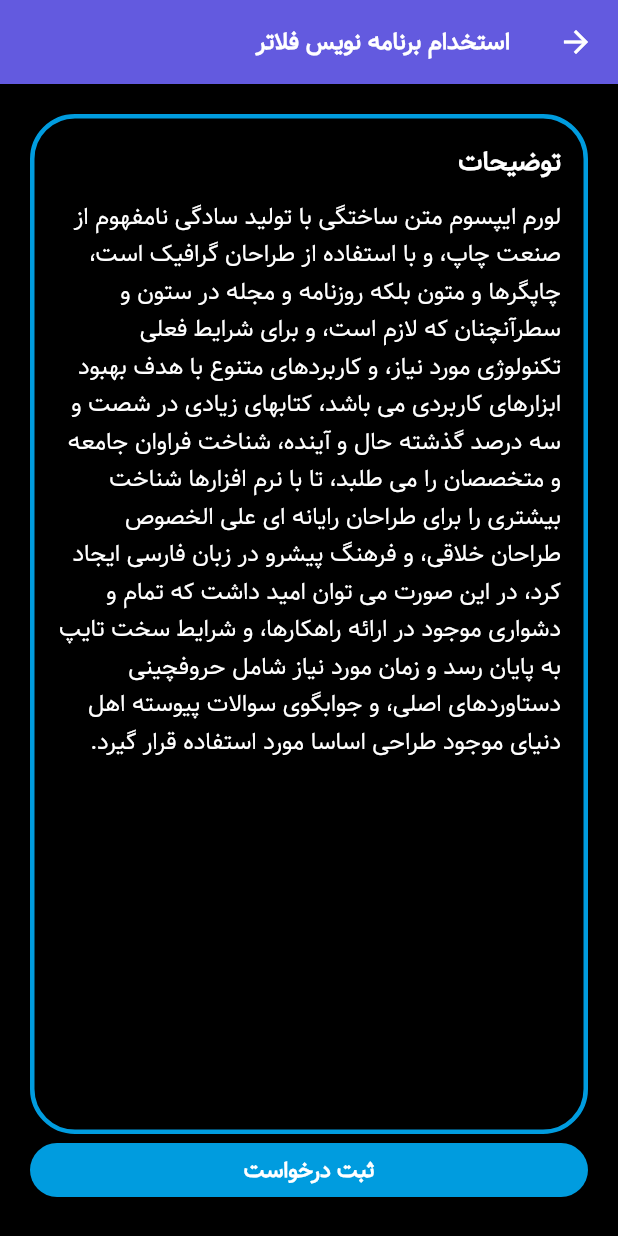
After one commit to alikazemidev/hitCourse, a Flutter app: the DetailsPage screen opened directly, on a phone screen of 412 x 824 dp. The commit adds this screen. Run offline on Flutter 3.47's test engine with Material 2 defaults, Android fonts, the phone set to English and light mode, and no system bars.

Commit message:
create detail page ui

```diff
--- /dev/null
+++ b/lib/ads_app/screens/details_page.dart
@@ -0,0 +1,82 @@
+import 'package:flutter/cupertino.dart';
+import 'package:flutter/material.dart';
+
+class DetailsPage extends StatelessWidget {
+  const DetailsPage({super.key});
+
+  @override
+  Widget build(BuildContext context) {
+    return Scaffold(
+      backgroundColor: Colors.black,
+      appBar: AppBar(
+        backgroundColor: Color(0xff635adf),
+        title: Text(
+          'استخدام برنامه نویس فلاتر',
+          style: TextStyle(
+            fontSize: 16,
+            fontWeight: FontWeight.bold,
+          ),
+        ),
+      ),
+      body: SafeArea(
+        child: Padding(
+          padding: const EdgeInsets.all(20.0),
+          child: Column(
+            children: [
+              Expanded(
+                child: Container(
+                  padding: EdgeInsets.all(15),
+                  width: double.infinity,
+                  decoration: BoxDecoration(
+                    borderRadius: BorderRadius.circular(30),
+                    border: Border.all(
+                      color: Color(0xff009cdf),
+                      width: 3,
+                    ),
+                  ),
+                  child: SingleChildScrollView(
+                    child: Column(
+                      crossAxisAlignment: CrossAxisAlignment.start,
+                      children: [
+                        Text(
+                          'توضیحات',
+                          style: TextStyle(
+                            color: Colors.white,
+                            fontSize: 18,
+                            fontWeight: FontWeight.bold,
+                          ),
+                        ),
+                        SizedBox(height: 10),
+                        Text(
+                          'لورم ایپسوم متن ساختگی با تولید سادگی نامفهوم از صنعت چاپ، و با استفاده از طراحان گرافیک است، چاپگرها و متون بلکه روزنامه و مجله در ستون و سطرآنچنان که لازم است، و برای شرایط فعلی تکنولوژی مورد نیاز، و کاربردهای متنوع با هدف بهبود ابزارهای کاربردی می باشد، کتابهای زیادی در شصت و سه درصد گذشته حال و آینده، شناخت فراوان جامعه و متخصصان را می طلبد، تا با نرم افزارها شناخت بیشتری را برای طراحان رایانه ای علی الخصوص طراحان خلاقی، و فرهنگ پیشرو در زبان فارسی ایجاد کرد، در این صورت می توان امید داشت که تمام و دشواری موجود در ارائه راهکارها، و شرایط سخت تایپ به پایان رسد و زمان مورد نیاز شامل حروفچینی دستاوردهای اصلی، و جوابگوی سوالات پیوسته اهل دنیای موجود طراحی اساسا مورد استفاده قرار گیرد.',
+                          style: TextStyle(
+                            color: Colors.white,
+                            fontSize: 16,
+                          ),
+                        ),
+                      ],
+                    ),
+                  ),
+                ),
+              ),
+              MaterialButton(
+                minWidth: double.infinity,
+                shape: RoundedRectangleBorder(
+                  borderRadius: BorderRadius.circular(20),
+                ),
+                color: Color(0xff009cdf),
+                onPressed: () {},
+                child: Text(
+                  'ثبت درخواست',
+                  style: TextStyle(
+                    color: Colors.white,
+                  ),
+                ),
+              )
+            ],
+          ),
+        ),
+      ),
+    );
+  }
+}
--- a/lib/ads_app/screens/main_page.dart
+++ b/lib/ads_app/screens/main_page.dart
@@ -1,3 +1,4 @@
+import 'package:counter_hit/ads_app/screens/details_page.dart';
 import 'package:flutter/cupertino.dart';
 import 'package:flutter/material.dart';
 import '../models/ads.dart';
@@ -156,9 +157,7 @@ class MainPageAdsApp extends StatelessWidget {
                                     borderRadius: BorderRadius.circular(20),
                                   ),
                                   child: Text(
-                                    adHelper.inPerson
-                                        ? 'حضوری'
-                                        : 'غیر حضوری',
+                                    adHelper.inPerson ? 'حضوری' : 'غیر حضوری',
                                     style: TextStyle(
                                       color: Colors.white,
                                       fontSize: 16,
@@ -251,7 +250,16 @@ class MainPageAdsApp extends StatelessWidget {
                         ),
                       ),
                       // moshahede
-                      Align(
+                      GestureDetector(
+                        onTap: () {
+                          Navigator.push(
+                            context,
+                            MaterialPageRoute(
+                              builder: (context) => DetailsPage(),
+                            ),
+                          );
+                        },
+                        child: Align(
                           alignment: Alignment.bottomLeft,
                           child: Container(
                             height: 30,
@@ -275,6 +283,7 @@ class MainPageAdsApp extends StatelessWidget {
                                 style: TextStyle(
                                   color: Colors.white,
                                   fontSize: 16,
+                                ),
                               ),
                             ),
                           ),
```
Lines whose indentation alone changed are shown as unchanged.
